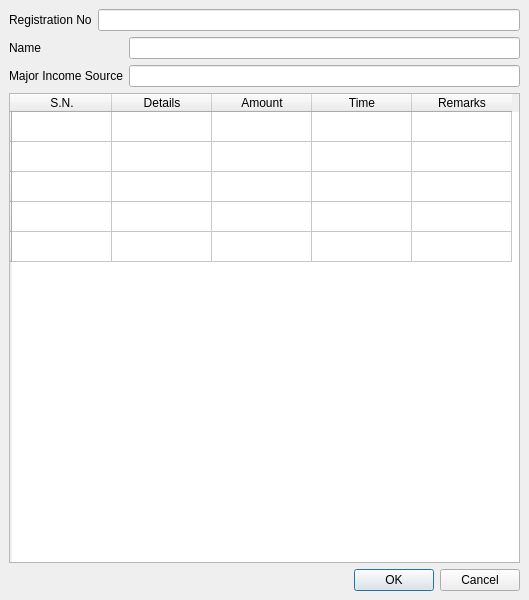
First picture: the form in Smartward/forms/sifaris/incomesourcerecommendation.ui, repository cygnus55/smartward, before the edit.
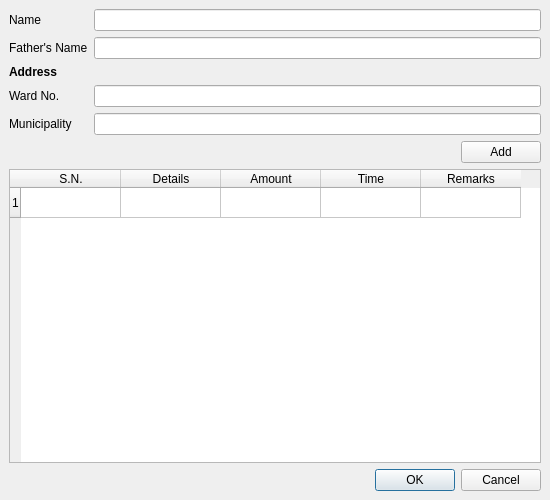
Second picture: the form after the edit.

Commit message: Income Recommendation

Patch:
```diff
--- a/Smartward/forms/sifaris/incomesourcerecommendation.ui
+++ b/Smartward/forms/sifaris/incomesourcerecommendation.ui
@@ -6,84 +6,28 @@
    <rect>
     <x>0</x>
     <y>0</y>
-    <width>529</width>
-    <height>600</height>
+    <width>550</width>
+    <height>500</height>
    </rect>
   </property>
+  <property name="minimumSize">
+   <size>
+    <width>550</width>
+    <height>500</height>
+   </size>
+  </property>
+  <property name="maximumSize">
+   <size>
+    <width>550</width>
+    <height>500</height>
+   </size>
+  </property>
   <property name="windowTitle">
    <string>Income Source Recommendation</string>
   </property>
   <widget class="QWidget" name="centralwidget">
    <layout class="QGridLayout" name="gridLayout">
     <item row="0" column="0">
-     <layout class="QFormLayout" name="formLayout_3">
-      <item row="0" column="0">
-       <widget class="QLabel" name="registrationNoLabel">
-        <property name="text">
-         <string>Registration No</string>
-        </property>
-       </widget>
-      </item>
-      <item row="0" column="1">
-       <widget class="QLineEdit" name="registrationNoLineEdit"/>
-      </item>
-     </layout>
-    </item>
-    <item row="2" column="0">
-     <widget class="QTableWidget" name="tableWidget">
-      <row>
-       <property name="text">
-        <string/>
-       </property>
-      </row>
-      <row>
-       <property name="text">
-        <string/>
-       </property>
-      </row>
-      <row>
-       <property name="text">
-        <string/>
-       </property>
-      </row>
-      <row>
-       <property name="text">
-        <string/>
-       </property>
-      </row>
-      <row>
-       <property name="text">
-        <string/>
-       </property>
-      </row>
-      <column>
-       <property name="text">
-        <string>S.N.</string>
-       </property>
-      </column>
-      <column>
-       <property name="text">
-        <string>Details</string>
-       </property>
-      </column>
-      <column>
-       <property name="text">
-        <string>Amount</string>
-       </property>
-      </column>
-      <column>
-       <property name="text">
-        <string>Time</string>
-       </property>
-      </column>
-      <column>
-       <property name="text">
-        <string>Remarks</string>
-       </property>
-      </column>
-     </widget>
-    </item>
-    <item row="1" column="0">
      <layout class="QFormLayout" name="formLayout">
       <item row="0" column="0">
        <widget class="QLabel" name="nameLabel">
@@ -98,12 +42,63 @@
       <item row="1" column="0">
        <widget class="QLabel" name="majorIncomeSourceLabel">
         <property name="text">
-         <string>Major Income Source</string>
+         <string>Father's Name</string>
         </property>
        </widget>
       </item>
       <item row="1" column="1">
-       <widget class="QLineEdit" name="majorIncomeSourceLineEdit"/>
+       <widget class="QLineEdit" name="fatherNameLineEdit"/>
+      </item>
+      <item row="2" column="0">
+       <widget class="QLabel" name="AddressLabel">
+        <property name="text">
+         <string>&lt;b&gt;Address</string>
+        </property>
+       </widget>
+      </item>
+      <item row="3" column="0">
+       <widget class="QLabel" name="wardNoLabel">
+        <property name="text">
+         <string>Ward No.</string>
+        </property>
+       </widget>
+      </item>
+      <item row="3" column="1">
+       <widget class="QLineEdit" name="wardNoLineEdit"/>
+      </item>
+      <item row="4" column="0">
+       <widget class="QLabel" name="municipalityLabel">
+        <property name="text">
+         <string>Municipality</string>
+        </property>
+       </widget>
+      </item>
+      <item row="4" column="1">
+       <widget class="QLineEdit" name="municipalityLineEdit"/>
+      </item>
+      <item row="5" column="1">
+       <layout class="QHBoxLayout" name="horizontalLayout_2">
+        <item>
+         <spacer name="horizontalSpacer">
+          <property name="orientation">
+           <enum>Qt::Horizontal</enum>
+          </property>
+          <property name="sizeHint" stdset="0">
+           <size>
+            <width>40</width>
+            <height>20</height>
+           </size>
+          </property>
+         </spacer>
+        </item>
+        <item>
+         <widget class="QPushButton" name="pushButton">
+          <property name="text">
+           <string>Add</string>
+          </property>
+         </widget>
+        </item>
+       </layout>
       </item>
      </layout>
     </item>
@@ -114,6 +109,40 @@
       </property>
      </widget>
     </item>
+    <item row="2" column="0">
+     <widget class="QTableWidget" name="tableWidget">
+      <row>
+       <property name="text">
+        <string>1</string>
+       </property>
+      </row>
+      <column>
+       <property name="text">
+        <string>S.N.</string>
+       </property>
+      </column>
+      <column>
+       <property name="text">
+        <string>Details</string>
+       </property>
+      </column>
+      <column>
+       <property name="text">
+        <string>Amount</string>
+       </property>
+      </column>
+      <column>
+       <property name="text">
+        <string>Time</string>
+       </property>
+      </column>
+      <column>
+       <property name="text">
+        <string>Remarks</string>
+       </property>
+      </column>
+     </widget>
+    </item>
    </layout>
   </widget>
  </widget>
```
Left out of the diff: 2 changed lines with no effect on the pictures. The commit also changes 14 other files.
